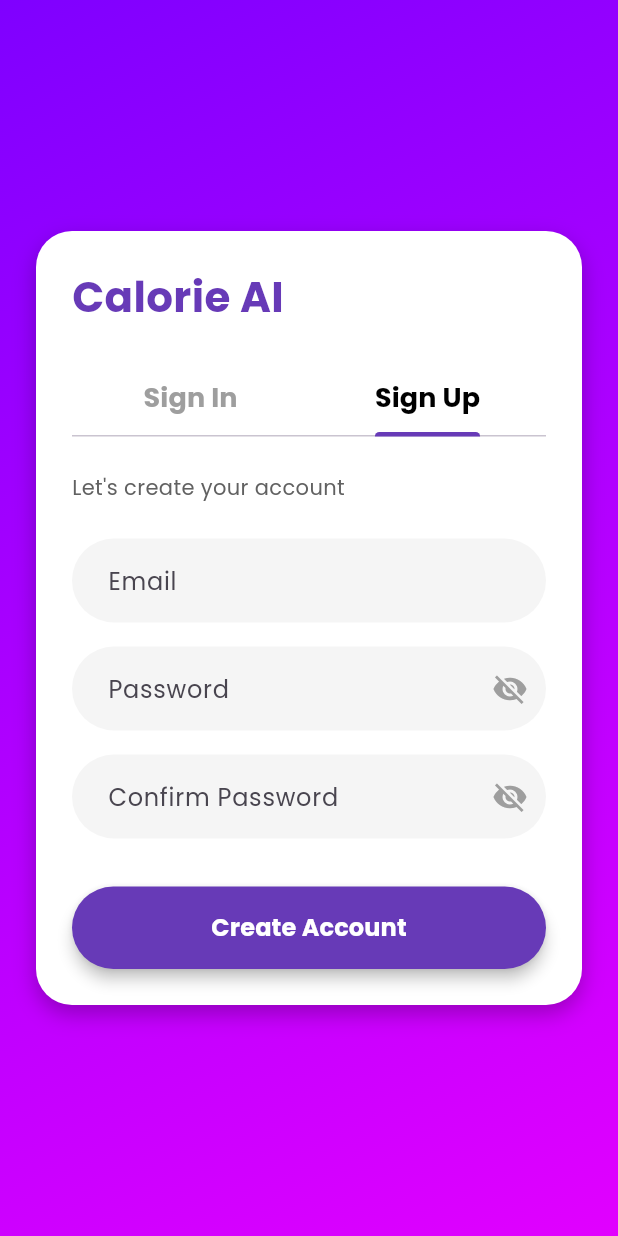
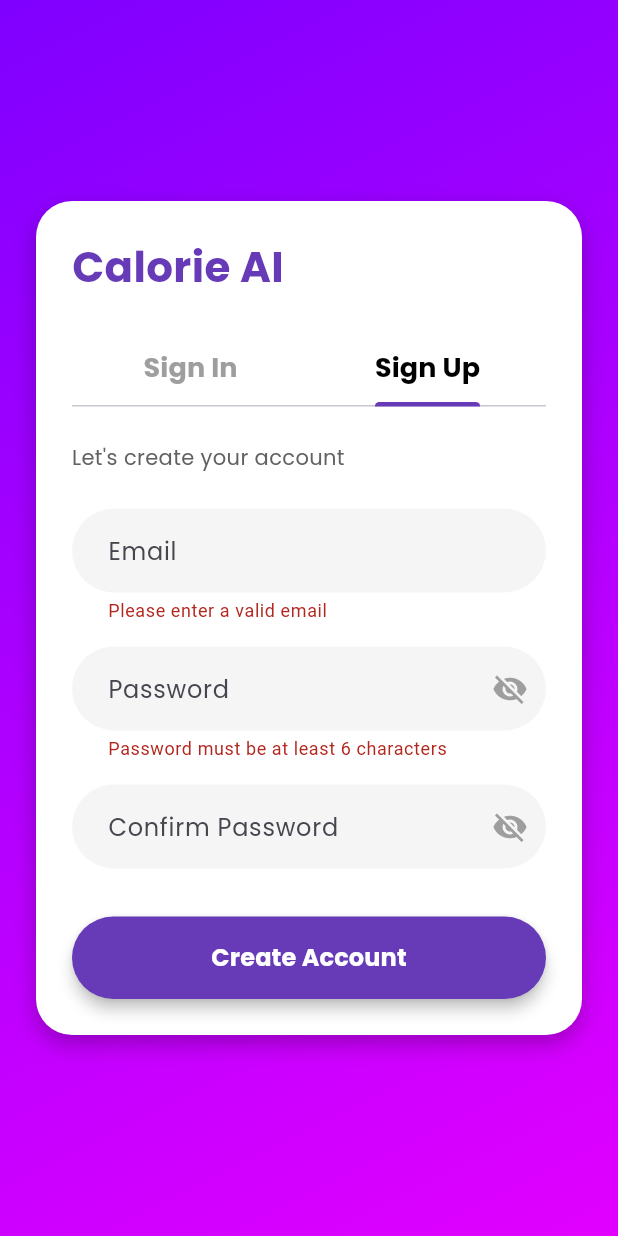
Before and after one commit to Saikat141/calorie_ai, a Flutter app: the AuthScreen screen opened directly, tab 2 chosen, after a tap on "Create Account", on a phone screen of 412 x 824 dp. Run offline on Flutter 3.47's test engine with Material 3 defaults, Android fonts, the phone set to English and light mode, and no system bars; our stand-ins replace firebase_auth, firebase_core, google_fonts; accounts and stored records are empty; network calls fail.

Commit message:
firebasse login signup update

```diff
--- a/lib/auth.dart
+++ b/lib/auth.dart
@@ -1,5 +1,7 @@
+import 'package:calorie_ai/dashboard.dart';
 import 'package:flutter/material.dart';
 import 'package:google_fonts/google_fonts.dart';
+import 'package:firebase_auth/firebase_auth.dart';
 
 class AuthScreen extends StatefulWidget {
   const AuthScreen({super.key});
@@ -11,11 +13,10 @@ class AuthScreen extends StatefulWidget {
 class _AuthScreenState extends State<AuthScreen> with SingleTickerProviderStateMixin {
   bool isSignUp = false;
 
-
   final _emailController = TextEditingController();
   final _passwordController = TextEditingController();
   final _confirmPasswordController = TextEditingController();
-
+  final _formKey = GlobalKey<FormState>();
 
   bool _obscurePassword = true;
   bool _obscureConfirmPassword = true;
@@ -36,7 +37,97 @@ class _AuthScreenState extends State<AuthScreen> with SingleTickerProviderStateM
   @override
   void dispose() {
     _tabController.dispose();
+    _emailController.dispose();
+    _passwordController.dispose();
+    _confirmPasswordController.dispose();
     super.dispose();
+  }
+
+  void _handleAuthAction() async {
+    if (_formKey.currentState?.validate() ?? false) {
+      final email = _emailController.text.trim();
+      final password = _passwordController.text.trim();
+
+      try {
+        if (isSignUp) {
+          await FirebaseAuth.instance.createUserWithEmailAndPassword(
+            email: email,
+            password: password,
+          );
+          ScaffoldMessenger.of(context).showSnackBar(
+            SnackBar(content: Text("Account created for $email")),
+          );
+
+
+        } else {
+          await FirebaseAuth.instance.signInWithEmailAndPassword(
+            email: email,
+            password: password,
+          );
+          ScaffoldMessenger.of(context).showSnackBar(
+            SnackBar(content: Text("Welcome back, $email")),
+          );
+
+          Navigator.pushReplacement(
+            context,
+            MaterialPageRoute(builder: (context) => DashboardPage(email_Id: email)),
+          );
+        }
+      } on FirebaseAuthException catch (e) {
+        ScaffoldMessenger.of(context).showSnackBar(
+          SnackBar(content: Text("Error: ${e.message}")),
+        );
+      }
+    }
+  }
+
+  void _showForgotPasswordDialog() {
+    final TextEditingController emailController = TextEditingController();
+
+    showDialog(
+      context: context,
+      builder: (context) => AlertDialog(
+        title: const Text("Forgot Password"),
+        content: TextField(
+          controller: emailController,
+          decoration: const InputDecoration(
+            hintText: "Enter your email",
+          ),
+        ),
+        actions: [
+          TextButton(
+            child: const Text("Cancel"),
+            onPressed: () => Navigator.of(context).pop(),
+          ),
+          ElevatedButton(
+            child: const Text("Send Reset Link"),
+            onPressed: () async {
+              final email = emailController.text.trim();
+
+              if (email.isEmpty || !email.contains('@')) {
+                ScaffoldMessenger.of(context).showSnackBar(
+                  const SnackBar(content: Text("Please enter a valid email")),
+                );
+                return;
+              }
+
+              try {
+                await FirebaseAuth.instance.sendPasswordResetEmail(email: email);
+                Navigator.of(context).pop();
+                ScaffoldMessenger.of(context).showSnackBar(
+                  SnackBar(content: Text("Reset link sent to $email")),
+                );
+              } on FirebaseAuthException catch (e) {
+                Navigator.of(context).pop();
+                ScaffoldMessenger.of(context).showSnackBar(
+                  SnackBar(content: Text("Error: ${e.message}")),
+                );
+              }
+            },
+          ),
+        ],
+      ),
+    );
   }
 
   @override
@@ -66,6 +157,8 @@ class _AuthScreenState extends State<AuthScreen> with SingleTickerProviderStateM
                   )
                 ],
               ),
+              child: Form(
+                key: _formKey,
                 child: Column(
                   crossAxisAlignment: CrossAxisAlignment.start,
                   children: [
@@ -77,6 +170,7 @@ class _AuthScreenState extends State<AuthScreen> with SingleTickerProviderStateM
                         color: Colors.deepPurple,
                       ),
                     ),
+
                     const SizedBox(height: 24),
 
                     // Tab Bar
@@ -105,27 +199,53 @@ class _AuthScreenState extends State<AuthScreen> with SingleTickerProviderStateM
                         fontSize: 14,
                         color: Colors.grey[700],
                       ),
+                      textAlign: TextAlign.center,
                     ),
                     const SizedBox(height: 24),
 
                     // Email
-                  _buildInputField("Email", _emailController, false),
-
+                    _buildInputField(
+                      "Email",
+                      _emailController,
+                      false,
+                      validator: (value) {
+                        if (value == null || value.isEmpty || !value.contains('@')) {
+                          return "Please enter a valid email";
+                        }
+                        return null;
+                      },
+                    ),
                     const SizedBox(height: 16),
 
                     // Password
-                  _buildInputField("Password", _passwordController, _obscurePassword, toggle: () {
-                    setState(() => _obscurePassword = !_obscurePassword);
-                  }),
-
+                    _buildInputField(
+                      "Password",
+                      _passwordController,
+                      _obscurePassword,
+                      toggle: () => setState(() => _obscurePassword = !_obscurePassword),
+                      validator: (value) {
+                        if (value == null || value.length < 6) {
+                          return "Password must be at least 6 characters";
+                        }
+                        return null;
+                      },
+                    ),
                     const SizedBox(height: 16),
 
                     // Confirm Password (only for Sign Up)
                     if (isSignUp)
-                    _buildInputField("Confirm Password", _confirmPasswordController,
-                        _obscureConfirmPassword, toggle: () {
-                          setState(() => _obscureConfirmPassword = !_obscureConfirmPassword);
-                        }),
+                      _buildInputField(
+                        "Confirm Password",
+                        _confirmPasswordController,
+                        _obscureConfirmPassword,
+                        toggle: () => setState(() => _obscureConfirmPassword = !_obscureConfirmPassword),
+                        validator: (value) {
+                          if (value != _passwordController.text) {
+                            return "Passwords do not match";
+                          }
+                          return null;
+                        },
+                      ),
 
                     const SizedBox(height: 32),
 
@@ -133,9 +253,7 @@ class _AuthScreenState extends State<AuthScreen> with SingleTickerProviderStateM
                     SizedBox(
                       width: double.infinity,
                       child: ElevatedButton(
-                      onPressed: () {
-                        // TODO: Authenticate
-                      },
+                        onPressed: _handleAuthAction,
                         style: ElevatedButton.styleFrom(
                           backgroundColor: Colors.deepPurple,
                           padding: const EdgeInsets.symmetric(vertical: 16),
@@ -149,7 +267,7 @@ class _AuthScreenState extends State<AuthScreen> with SingleTickerProviderStateM
                           style: GoogleFonts.poppins(
                             fontSize: 16,
                             fontWeight: FontWeight.bold,
-                          color: Colors.white
+                            color: Colors.white,
                           ),
                         ),
                       ),
@@ -158,9 +276,7 @@ class _AuthScreenState extends State<AuthScreen> with SingleTickerProviderStateM
                     if (!isSignUp)
                       Center(
                         child: TextButton(
-                        onPressed: () {
-                          // TODO: Forgot password logic
-                        },
+                          onPressed: _showForgotPasswordDialog,
                           child: const Text(
                             "Forgot Password?",
                             style: TextStyle(color: Colors.black45),
@@ -168,6 +284,7 @@ class _AuthScreenState extends State<AuthScreen> with SingleTickerProviderStateM
                         ),
                       ),
                   ],
+                ),
               ),
             ),
           ),
@@ -181,10 +298,12 @@ class _AuthScreenState extends State<AuthScreen> with SingleTickerProviderStateM
       TextEditingController controller,
       bool obscure, {
         VoidCallback? toggle,
+        String? Function(String?)? validator,
       }) {
-    return TextField(
+    return TextFormField(
       controller: controller,
       obscureText: obscure,
+      validator: validator,
       decoration: InputDecoration(
         hintText: hint,
         hintStyle: GoogleFonts.poppins(),
--- a/lib/dashboard.dart
+++ b/lib/dashboard.dart
@@ -3,7 +3,7 @@ import 'package:flutter/material.dart';
 
 
 class DashboardPage extends StatefulWidget {
-  const DashboardPage({super.key});
+  const DashboardPage({super.key, required String email_Id});
 
   @override
   _DashboardPageState createState() => _DashboardPageState();
--- a/lib/main.dart
+++ b/lib/main.dart
@@ -12,6 +12,7 @@ Future<void> main() async {
   );
 
   runApp(const MyApp());
+
 
 
 }
--- a/lib/start.dart
+++ b/lib/start.dart
@@ -1,7 +1,6 @@
 import 'package:flutter/material.dart';
 
 import 'auth.dart';
-import 'dashboard.dart';
 
 class CalorieAIScreen extends StatelessWidget {
   const CalorieAIScreen({super.key});
--- a/pubspec.yaml
+++ b/pubspec.yaml
@@ -39,6 +39,8 @@ dependencies:
   cupertino_icons: ^1.0.8
   firebase_core: ^3.15.2
   google_fonts: ^6.1.0
+  lottie: ^2.6.0
+  firebase_auth: ^5.7.0
 
 
 
```
Also changed, not shown: pubspec.lock, 3 other files. Lines whose indentation alone changed are shown as unchanged.
